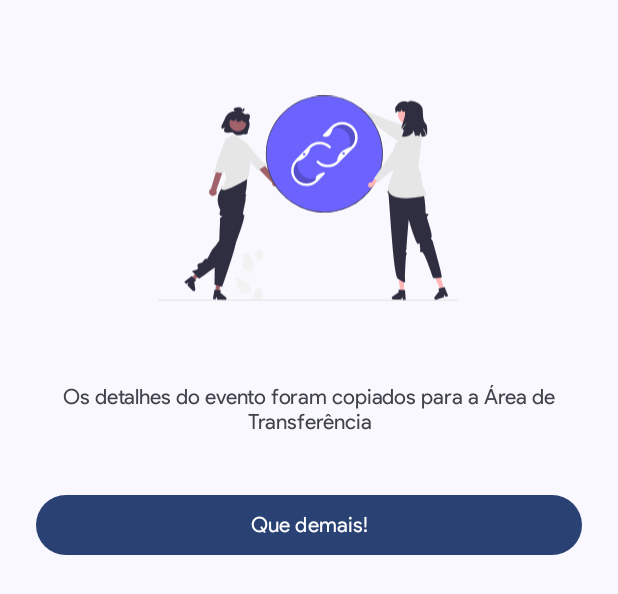
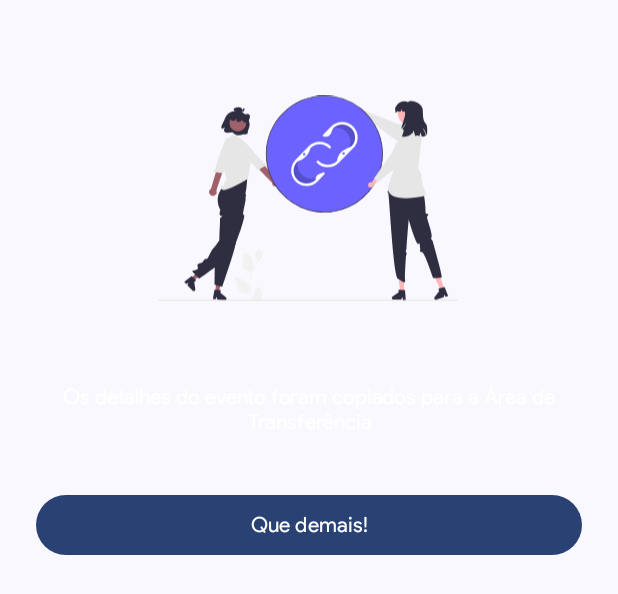
Before and after one commit to ForceTower/testing-events-app, an Android app: the layout fragment_share.xml on its own in the app's theme, with its tools: preview values and no code run, on a phone screen of 412 x 824 dp. Shown: the top 594 px of the screen. Run offline under Robolectric (Android 15) with nearby library versions, the phone set to English and light mode, and no system bars.

Commit message:
Fix some colors

```diff
--- a/app/src/main/res/layout/fragment_check_in.xml
+++ b/app/src/main/res/layout/fragment_check_in.xml
@@ -110,6 +110,7 @@
                 android:layout_marginHorizontal="16dp"
                 android:layout_marginTop="8dp"
                 android:text="@string/check_in_completed_title"
+                android:textColor="?attr/colorOnPrimaryContainer"
                 android:textAlignment="gravity"
                 android:gravity="center"/>
         </androidx.appcompat.widget.LinearLayoutCompat>
--- a/app/src/main/res/layout/fragment_share.xml
+++ b/app/src/main/res/layout/fragment_share.xml
@@ -29,6 +29,7 @@
             android:gravity="center"
             android:text="@string/share_event_content_title"
             android:textAlignment="gravity"
+            android:textColor="?attr/colorOnPrimaryContainer"
             app:layout_constraintEnd_toEndOf="parent"
             app:layout_constraintStart_toStartOf="parent"
             app:layout_constraintTop_toBottomOf="@+id/image" />
--- a/app/src/main/res/menu/event_details_options.xml
+++ b/app/src/main/res/menu/event_details_options.xml
@@ -6,11 +6,11 @@
         android:title="@string/events_details_show_map"
         app:showAsAction="ifRoom"
         android:icon="@drawable/ic_baseline_map_24"
-        app:iconTint="?attr/colorOnPrimaryContainer"/>
+        app:iconTint="?attr/colorControlNormal"/>
     <item
         android:id="@+id/item_share"
         android:title="@string/events_details_share"
         app:showAsAction="ifRoom"
         android:icon="@drawable/ic_baseline_share_24"
-        app:iconTint="?attr/colorOnPrimaryContainer"/>
+        app:iconTint="?attr/colorControlNormal"/>
 </menu>
--- a/app/src/main/res/values/strings.xml
+++ b/app/src/main/res/values/strings.xml
@@ -14,7 +14,7 @@
     <string name="btn_do_check_in">Check In</string>
     <string name="check_in_event">Check In</string>
     <string name="events_details_share">Compartilhar</string>
-    <string name="events_details_show_map">Show on map</string>
+    <string name="events_details_show_map">Mostrar no mapa</string>
     <string name="events_details_failed_to_refresh">Falha ao atualizar informações</string>
     <string name="events_details_failed_to_open_maps_or_browser">Erro ao abrir navegador ou maps :(</string>
     <string name="event_check_in_your_name">Seu nome</string>
```
